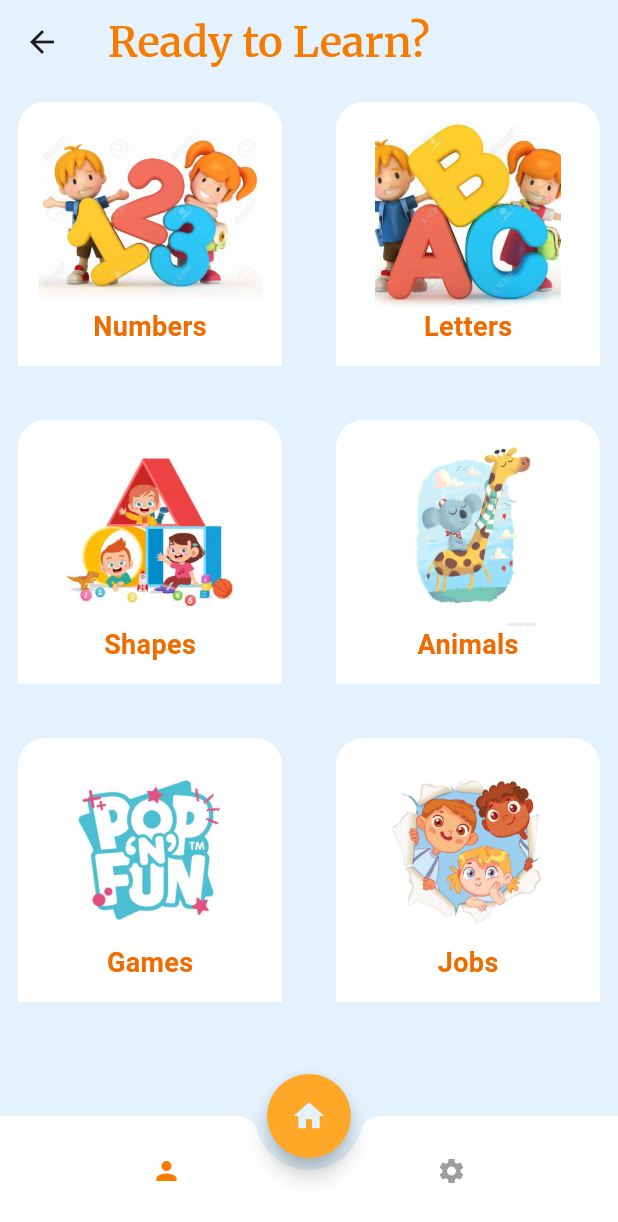
After one commit to Habibaelmeshad23/graduation_app, a Flutter app: the HomeScreen screen opened by its route, on a phone screen of 412 x 824 dp. The commit adds this screen. Shown: the top 1222 px of the screen. Run offline on Flutter 3.47's test engine with Material 3 defaults, Android fonts, the phone set to English and light mode, and no system bars; our stand-ins replace google_fonts.

Commit message:
app init

```diff
--- /dev/null
+++ b/lib/config/theming/light.dart
@@ -0,0 +1,17 @@
+import 'package:flutter/material.dart';
+
+class MyThemeData{
+  static ThemeData lightTheme=ThemeData(
+    textTheme: TextTheme(),
+    scaffoldBackgroundColor: Colors.blue[50],
+    bottomNavigationBarTheme: BottomNavigationBarThemeData(
+      type: BottomNavigationBarType.fixed,
+      showUnselectedLabels: false,
+      showSelectedLabels: false,
+      selectedItemColor: Colors.orange[700],
+      unselectedItemColor: Colors.grey,
+      backgroundColor: Colors.white
+    )
+
+  );
+}
--- a/lib/featuers/home/presentation/pages/home.dart
+++ b/lib/featuers/home/presentation/pages/home.dart
@@ -1,10 +1,63 @@
+
 import 'package:flutter/cupertino.dart';
+import 'package:flutter/material.dart';
+import 'package:google_fonts/google_fonts.dart';
+import 'package:graduation_project/models/category_model.dart';
 
-class HomeScreen extends StatelessWidget {
-  const HomeScreen({super.key});
+import '../../../../screens/categories_tab.dart';
+
+class HomeScreen extends StatefulWidget {
+  @override
+  State<HomeScreen> createState() => _HomeScreenState();
+}
+
+class _HomeScreenState extends State<HomeScreen> {
+  int index=0;
 
   @override
   Widget build(BuildContext context) {
-    return const Placeholder();
+    List<CategoryModel> categories=CategoryModel.getCategories();
+    return Scaffold(
+      resizeToAvoidBottomInset: false,
+      backgroundColor: Colors.blue[50],
+      appBar: AppBar(
+        backgroundColor: Colors.transparent,
+        title: Text("Ready to Learn? ",
+        style:
+        GoogleFonts.merriweather(color: Colors.orange[700],
+            textStyle:TextStyle(fontSize: 28),fontWeight: FontWeight.w600 ),),
+
+      ),
+      floatingActionButtonLocation: FloatingActionButtonLocation.centerDocked,
+      floatingActionButton:FloatingActionButton(onPressed: (){},
+          child: Icon(Icons.home,color: Colors.blue[50],),
+        backgroundColor: Colors.orange[400],
+        shape: CircleBorder(),
+
+      ) ,
+      bottomNavigationBar: BottomAppBar(
+        notchMargin: 8,
+        color: Colors.white,
+        shape: CircularNotchedRectangle(),
+        child: BottomNavigationBar(
+          backgroundColor: Colors.transparent,
+          elevation: 0,
+          onTap: (value){
+            index=value;
+            setState(() {
+
+            });
+          },
+            currentIndex: index,
+            items: [
+              BottomNavigationBarItem(icon: Icon(Icons.person,size: 20,), label: ""),
+              BottomNavigationBarItem(icon: Icon(Icons.settings,size: 20,),label: "")
+
+            ]),
+      ),
+      body: CategoriesTab(categories),
+
+
+    );
   }
 }
--- a/lib/featuers/signup/presentation/pages/signup_screen.dart
+++ b/lib/featuers/signup/presentation/pages/signup_screen.dart
@@ -1,6 +1,7 @@
 import 'package:flutter/cupertino.dart';
 import 'package:flutter/material.dart';
 import 'package:google_fonts/google_fonts.dart';
+import 'package:graduation_project/config/routes/routes.dart';
 
 class SignupScreen extends StatelessWidget {
   const SignupScreen({super.key});
@@ -111,7 +112,12 @@ class SignupScreen extends StatelessWidget {
                 ),
               ),
               SizedBox(height: 18,),
-              Container(
+              InkWell(
+                onTap: (){
+                  Navigator.pushNamedAndRemoveUntil(context, RoutesName.home, (route) => false);
+
+                },
+                child: Container(
                     padding: EdgeInsets.all(10),
                     decoration: BoxDecoration(
                         color: Colors.orange[200],
@@ -126,6 +132,7 @@ class SignupScreen extends StatelessWidget {
                         ),),
                     )
                 ),
+              ),
 
 
 
--- /dev/null
+++ b/lib/models/category_model.dart
@@ -0,0 +1,25 @@
+import 'dart:ui';
+
+import 'package:flutter/material.dart';
+
+class CategoryModel{
+  String name;
+  Color color;
+
+  String image;
+  CategoryModel(this.name,this.image,this.color);
+
+
+  static List<CategoryModel> getCategories(){
+    return[
+      CategoryModel("Numbers", "assets/images/num.jpg",Colors.white ),
+      CategoryModel("Letters", "assets/images/Unknown.jpg",Colors.white),
+      CategoryModel("Shapes", "assets/images/shapes.jpg",Colors.white),
+      CategoryModel("Animals", "assets/images/animals.jpg",Colors.white),
+      CategoryModel("Games", "assets/images/game.jpg",Colors.white),
+      CategoryModel("Jobs", "assets/images/jobs.jpg",Colors.white),
+
+    ];
+  }
+
+}
--- a/lib/my_app.dart
+++ b/lib/my_app.dart
@@ -1,6 +1,7 @@
 import 'package:flutter/cupertino.dart';
 import 'package:flutter/material.dart';
 import 'package:graduation_project/config/routes/routes.dart';
+import 'package:graduation_project/config/theming/light.dart';
 
 class MyApp extends StatelessWidget {
   const MyApp({super.key});
@@ -10,6 +11,7 @@ class MyApp extends StatelessWidget {
   Widget build(BuildContext context) {
     return MaterialApp(
      debugShowCheckedModeBanner: false,
+      theme: MyThemeData.lightTheme,
       onGenerateRoute: (setting) => AppRouter.onGenerate(setting),
     );
   }
--- /dev/null
+++ b/lib/screens/categories_tab.dart
@@ -0,0 +1,28 @@
+import 'package:flutter/cupertino.dart';
+import 'package:graduation_project/screens/category_item.dart';
+
+import '../models/category_model.dart';
+
+class CategoriesTab extends StatelessWidget {
+  List<CategoryModel> categories;
+
+  CategoriesTab(this.categories);
+
+
+  @override
+  Widget build(BuildContext context) {
+    return Column(
+      crossAxisAlignment: CrossAxisAlignment.start,
+      children: [
+
+        Expanded(
+          child: GridView(gridDelegate:
+          SliverGridDelegateWithFixedCrossAxisCount(
+              crossAxisCount:2,
+          mainAxisSpacing: 12,crossAxisSpacing: 12),
+          children:categories.map((cat) => CategoryItem(cat)).toList(),),
+        )
+      ],
+    );
+  }
+}
--- /dev/null
+++ b/lib/screens/category_item.dart
@@ -0,0 +1,34 @@
+import 'package:flutter/cupertino.dart';
+import 'package:flutter/material.dart';
+import 'package:graduation_project/models/category_model.dart';
+
+class CategoryItem extends StatelessWidget {
+  CategoryModel categoryModel;
+   CategoryItem(this.categoryModel);
+
+  @override
+  Widget build(BuildContext context) {
+    return Padding(
+      padding: const EdgeInsets.all(12.0),
+      child: Container(
+        padding: EdgeInsets.all(13),
+        decoration: BoxDecoration(
+          color: categoryModel.color,
+          borderRadius: BorderRadius.only(
+            topRight: Radius.circular(18),
+            topLeft: Radius.circular(18)
+          )
+        ),
+        child:Column(
+          children: [
+            Expanded(child: Image.asset(categoryModel.image)),
+            Text(categoryModel.name,style: TextStyle(
+              fontSize: 18,color: Colors.orange[800],
+              fontWeight: FontWeight.w600
+            ),)
+          ],
+        ) ,
+      ),
+    );
+  }
+}
```
Also changed, not shown: assets/images/Unknown.jpg (added), assets/images/alpha.jpg (added), assets/images/animals.jpg (added), assets/images/game.jpg (added), assets/images/jobs.jpg (added), assets/images/num.jpg (added), assets/images/shapes.jpg (added), lib/config/theming/dark.dart (added). Lines whose indentation alone changed are shown as unchanged.
